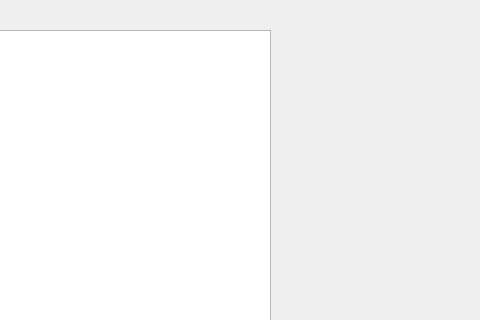
antonyy36/YL_Qt_Coffee, file main.ui: the form before one commit; both pictures show x 320 to 800 and y 0 to 320 of the 800 by 600 pixel window.
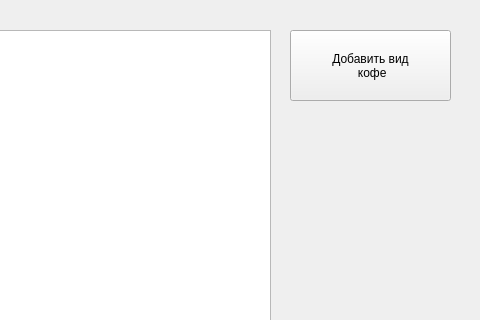
The form after the commit.

Diff of the .ui file:
```diff
--- a/main.ui
+++ b/main.ui
@@ -24,6 +24,20 @@
      </rect>
     </property>
    </widget>
+   <widget class="QPushButton" name="AddButton">
+    <property name="geometry">
+     <rect>
+      <x>610</x>
+      <y>30</y>
+      <width>161</width>
+      <height>71</height>
+     </rect>
+    </property>
+    <property name="text">
+     <string>Добавить вид
+ кофе</string>
+    </property>
+   </widget>
   </widget>
   <widget class="QMenuBar" name="menubar">
    <property name="geometry">
```
